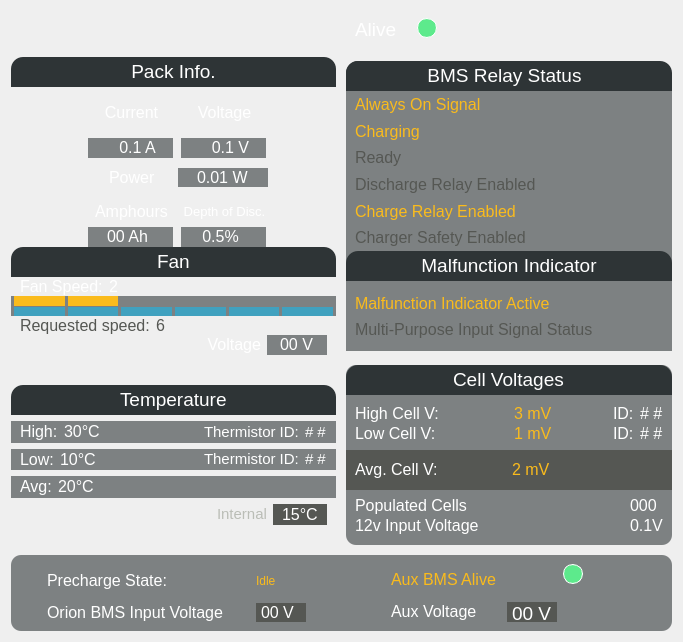
UCSolarCarTeam/Epsilon-Dashboard, file src/ViewLayer/DebugDisplay/BatteryPage/BatteryUi/BatteryUi.ui: the form before one commit.
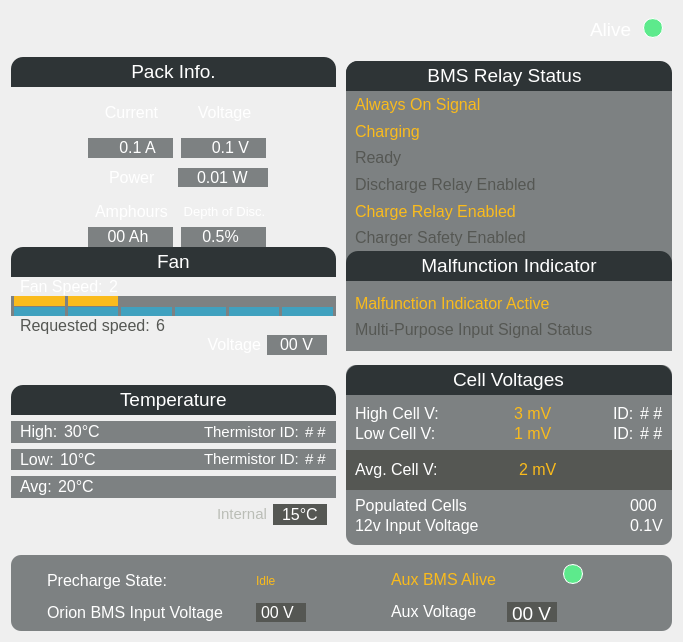
The form after the commit.

Commit message: fixed positioning of Alive button, rounded power to two decimal places, fixed alignment of low voltage

Diff of the .ui file:
```diff
--- a/src/ViewLayer/DebugDisplay/BatteryPage/BatteryUi/BatteryUi.ui
+++ b/src/ViewLayer/DebugDisplay/BatteryPage/BatteryUi/BatteryUi.ui
@@ -321,6 +321,22 @@
               </property>
              </widget>
             </item>
+            <item>
+             <spacer name="horizontalSpacer_10">
+              <property name="orientation">
+               <enum>Qt::Horizontal</enum>
+              </property>
+              <property name="sizeType">
+               <enum>QSizePolicy::Fixed</enum>
+              </property>
+              <property name="sizeHint" stdset="0">
+               <size>
+                <width>13</width>
+                <height>20</height>
+               </size>
+              </property>
+             </spacer>
+            </item>
             <item>
              <widget class="QLabel" name="avgCellVoltageLabel">
               <property name="font">
@@ -439,18 +455,34 @@
    <item row="0" column="1">
     <widget class="QWidget" name="widget_53" native="true">
      <property name="sizePolicy">
-      <sizepolicy hsizetype="Maximum" vsizetype="Maximum">
+      <sizepolicy hsizetype="Fixed" vsizetype="Maximum">
        <horstretch>0</horstretch>
        <verstretch>0</verstretch>
       </sizepolicy>
      </property>
      <property name="maximumSize">
       <size>
-       <width>100</width>
+       <width>500</width>
        <height>38</height>
       </size>
      </property>
      <layout class="QHBoxLayout" name="horizontalLayout_8">
+      <item>
+       <spacer name="horizontalSpacer_9">
+        <property name="orientation">
+         <enum>Qt::Horizontal</enum>
+        </property>
+        <property name="sizeType">
+         <enum>QSizePolicy::Fixed</enum>
+        </property>
+        <property name="sizeHint" stdset="0">
+         <size>
+          <width>235</width>
+          <height>20</height>
+         </size>
+        </property>
+       </spacer>
+      </item>
       <item>
        <widget class="QLabel" name="label_58">
         <property name="text">
@@ -1600,9 +1632,9 @@
                     <widget class="QLabel" name="packInfoAmphours">
                      <property name="geometry">
                       <rect>
-                       <x>10</x>
+                       <x>0</x>
                        <y>0</y>
-                       <width>59</width>
+                       <width>80</width>
                        <height>15</height>
                       </rect>
                      </property>
```
Left out of the diff: 2 changed lines with no effect on the pictures. The commit also changes 3 other files.
